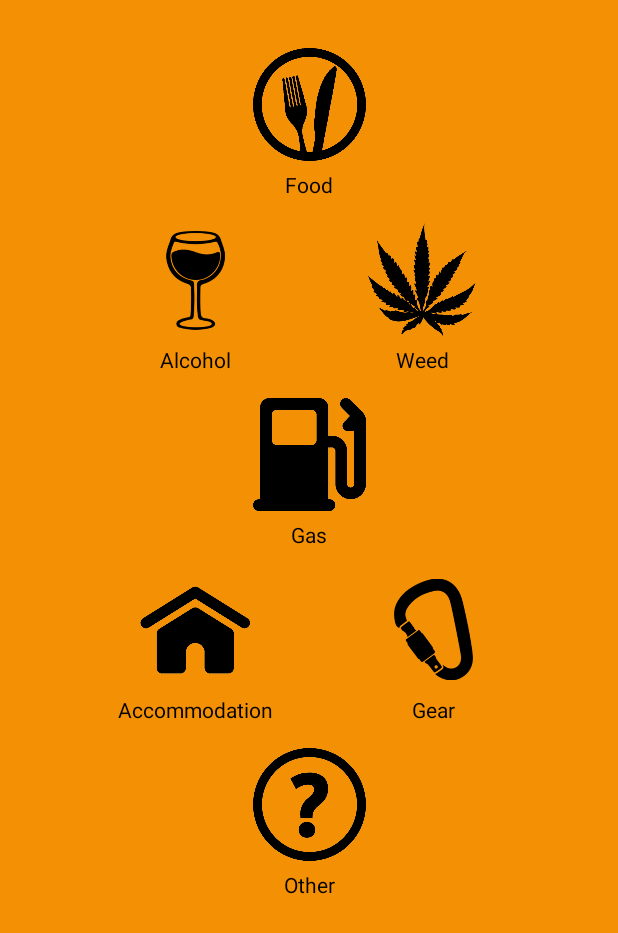
After one commit to khash021/Expense, an Android app: the layout expense_type_overlay.xml on its own in the app's theme, with its tools: preview values and no code run, on a phone screen of 412 x 824 dp. The commit adds this screen. Shown: the top 933 px of the screen. Run offline under Robolectric (Android 15) with nearby library versions, the phone set to English and light mode, and no system bars.

Commit message:
ADDED OVERLAY FOR EXPENSE FROM SHORTCUT

```diff
--- a/app/build.gradle
+++ b/app/build.gradle
@@ -19,6 +19,10 @@ android {
             proguardFiles getDefaultProguardFile('proguard-android-optimize.txt'), 'proguard-rules.pro'
         }
     }
+    compileOptions {
+        sourceCompatibility = 1.8
+        targetCompatibility = 1.8
+    }
 }
 
 dependencies {
--- a/app/src/main/java/tech/khash/expense/AddNewExpenseActivity.java
+++ b/app/src/main/java/tech/khash/expense/AddNewExpenseActivity.java
@@ -10,6 +10,7 @@ import android.view.View;
 import android.widget.Button;
 import android.widget.EditText;
 import android.widget.ImageView;
+import android.widget.LinearLayout;
 
 import androidx.annotation.Nullable;
 import androidx.appcompat.app.ActionBar;
@@ -34,6 +35,7 @@ public class AddNewExpenseActivity extends BaseActivity implements View.OnClickL
     private ActionBar actionBar;
     private boolean isEditMode = false;
     private ExpenseEntity editEntity;
+    private View expenseOverlay;
     private HashMap<String, Object> initialValuesMap;
 
     //TODO: make button and actionbar reactive to be disabled and enabled dynamically
@@ -42,11 +44,15 @@ public class AddNewExpenseActivity extends BaseActivity implements View.OnClickL
     protected void onCreate(@Nullable Bundle savedInstanceState) {
         super.onCreate(savedInstanceState);
         setContentView(R.layout.activity_add_new_expense);
+        initializeViews();
 
         Intent intent = getIntent();
         if (intent != null && intent.hasExtra(Constants.ADD_NEW_EXPENSE_EXTRA_TYPE)) {
             int type = intent.getIntExtra(Constants.ADD_NEW_EXPENSE_EXTRA_TYPE, -1);
             setExpenseType(type);
+        } else if (intent != null && intent.hasExtra(Constants.ADD_NEW_EXPENSE_APP_SHORTCUT) &&
+                intent.getBooleanExtra(Constants.ADD_NEW_EXPENSE_APP_SHORTCUT, false)) {
+            showAppShortcutExpenseTypeOverlay();
         } else if (intent != null && intent.hasExtra(Constants.EDIT_EXPENSE_EXTRA_EPOCH)) {
             isEditMode = true;
             long epoch = intent.getLongExtra(Constants.EDIT_EXPENSE_EXTRA_EPOCH, -1);
@@ -59,8 +65,7 @@ public class AddNewExpenseActivity extends BaseActivity implements View.OnClickL
         if (actionBar != null)
             actionBar.setDisplayHomeAsUpEnabled(true);
 
-        initializeViews();
-        setupPage(currentType);
+        //setupPage(currentType);
 
         if (isEditMode)
             setupEditMode();
@@ -68,7 +73,30 @@ public class AddNewExpenseActivity extends BaseActivity implements View.OnClickL
             saveInitialValues();
     }
 
+    private void showAppShortcutExpenseTypeOverlay() {
+        expenseOverlay.setVisibility(View.VISIBLE);
+        findViewById(R.id.overlay_food_container).setOnClickListener(
+                v -> setExpenseType(ExpenseEntity.FOOD));
+        findViewById(R.id.overlay_alcohol_container).setOnClickListener(
+                v -> setExpenseType(ExpenseEntity.ALCOHOL));
+        findViewById(R.id.overlay_weed_container).setOnClickListener(
+                v -> setExpenseType(ExpenseEntity.WEED));
+        findViewById(R.id.overlay_gas_container).setOnClickListener(
+                v -> setExpenseType(ExpenseEntity.GAS));
+        findViewById(R.id.overlay_accom_container).setOnClickListener(
+                v -> setExpenseType(ExpenseEntity.ACCOMMODATION));
+        findViewById(R.id.overlay_gear_container).setOnClickListener(
+                v -> setExpenseType(ExpenseEntity.GEAR));
+        findViewById(R.id.overlay_other_container).setOnClickListener(
+                v -> setExpenseType(ExpenseEntity.OTHER));
+    }
+
+    private void hideAppShortcutOverlay() {
+        expenseOverlay.setVisibility(View.GONE);
+    }
+
     private void initializeViews() {
+        expenseOverlay = findViewById(R.id.expense_overlay);
         imageExpenseType = findViewById(R.id.image_expense_type);
         imageExpenseType.setOnClickListener(this);
 
@@ -105,9 +133,6 @@ public class AddNewExpenseActivity extends BaseActivity implements View.OnClickL
 
         editComment.setOnKeyListener(keyListener);
         editComment.setOnFocusChangeListener(focusChangeListener);
-
-        editAmount.requestFocus();
-        showSoftKeyboard();
     }
 
     private void setupPage(int currentType) {
@@ -329,32 +354,37 @@ public class AddNewExpenseActivity extends BaseActivity implements View.OnClickL
     private void setExpenseType(int type) {
         if (type == -1)
             return;
+        if (expenseOverlay.getVisibility() != View.GONE)
+            expenseOverlay.setVisibility(View.GONE);
         switch (type) {
             case ExpenseEntity.FOOD:
                 currentType = ExpenseEntity.FOOD;
-                return;
+                break;
             case ExpenseEntity.ALCOHOL:
                 currentType = ExpenseEntity.ALCOHOL;
-                return;
+                break;
             case ExpenseEntity.WEED:
                 currentType = ExpenseEntity.WEED;
-                return;
+                break;
             case ExpenseEntity.GAS:
                 currentType = ExpenseEntity.GAS;
-                return;
+                break;
             case ExpenseEntity.ACCOMMODATION:
                 currentType = ExpenseEntity.ACCOMMODATION;
-                return;
+                break;
             case ExpenseEntity.GEAR:
                 currentType = ExpenseEntity.GEAR;
-                return;
+                break;
             case ExpenseEntity.OTHER:
                 currentType = ExpenseEntity.OTHER;
-                return;
+                break;
             default:
                 currentType = -1;
                 return;
         }
+        setupPage(currentType);
+        editAmount.requestFocus();
+        showSoftKeyboard();
     }
 
     private int getExpenseType(int type) {
--- a/app/src/main/java/tech/khash/expense/MainActivity.java
+++ b/app/src/main/java/tech/khash/expense/MainActivity.java
@@ -88,6 +88,7 @@ public class MainActivity extends BaseActivity implements View.OnClickListener,
 
         Intent intent = new Intent(getApplicationContext(), AddNewExpenseActivity.class);
         intent.setAction("tech.khash.expense.addNewExpense");
+        intent.putExtra(Constants.ADD_NEW_EXPENSE_APP_SHORTCUT, true);
         ShortcutInfo shortcut = new ShortcutInfo.Builder(this, "add_expense_shortcut")
                 .setShortLabel(getString(R.string.app_name).trim())
                 .setIcon(Icon.createWithResource(this, R.drawable.ic_shortcut))
@@ -303,6 +304,8 @@ public class MainActivity extends BaseActivity implements View.OnClickListener,
     private void showTotalSavings() {
         int firstMonth = RealmUtil.getFirstWeekCountInt();
         int lastMonth = RealmUtil.getLastWeekCountInt();
+        if (lastMonth == -1 || firstMonth == -1)
+            return;
         int[] months = createMonthsArray(firstMonth, lastMonth);
 
         int total = 0;
@@ -310,7 +313,7 @@ public class MainActivity extends BaseActivity implements View.OnClickListener,
             total = CalculateUtil.getWeeksTotal(months);
         }
 
-        if (total <=0)
+        if (total <= 0)
             return;
 
         int totalAllowance = SharedPreferencesUtil.getWeeklyAllowance(this) * months.length;
--- a/app/src/main/java/tech/khash/expense/model/Constants.java
+++ b/app/src/main/java/tech/khash/expense/model/Constants.java
@@ -9,6 +9,7 @@ public class Constants {
     public static final int REQUEST_CODE_SETTINMGS = 200;
 
     public static final String ADD_NEW_EXPENSE_EXTRA_TYPE = "add-new-expense-extra-type";
+    public static final String ADD_NEW_EXPENSE_APP_SHORTCUT = "add-new-expense-app-shortcut";
     public static final String EDIT_EXPENSE_EXTRA_EPOCH = "edit-expense-extra-epoch";
 
     public static final String THIS_WEEK_EXPENSE_KEY = "this-week-expense-key";
--- a/app/src/main/java/tech/khash/expense/util/RealmUtil.java
+++ b/app/src/main/java/tech/khash/expense/util/RealmUtil.java
@@ -404,6 +404,8 @@ public class RealmUtil {
         query.sort(ExpenseEntity.EPOCH, Sort.ASCENDING);
         query.limit(1);
         RealmResults<ExpenseEntity> results = query.findAll();
+        if (CommonUtil.isEmptyList(results))
+            return -1;
         return results.get(0).getWeekOfTheYear();
     }
 
@@ -414,6 +416,8 @@ public class RealmUtil {
         query.sort(ExpenseEntity.EPOCH, Sort.DESCENDING);
         query.limit(1);
         RealmResults<ExpenseEntity> results = query.findAll();
+        if (CommonUtil.isEmptyList(results))
+            return -1;
         return results.get(0).getWeekOfTheYear();
     }
 
--- a/app/src/main/res/layout/activity_add_new_expense.xml
+++ b/app/src/main/res/layout/activity_add_new_expense.xml
@@ -1,10 +1,16 @@
 <?xml version="1.0" encoding="utf-8"?>
-<androidx.constraintlayout.widget.ConstraintLayout xmlns:android="http://schemas.android.com/apk/res/android"
+<RelativeLayout xmlns:android="http://schemas.android.com/apk/res/android"
     xmlns:app="http://schemas.android.com/apk/res-auto"
     android:layout_width="match_parent"
     android:layout_height="match_parent"
     xmlns:tools="http://schemas.android.com/tools"
     android:orientation="vertical">
+
+
+
+    <androidx.constraintlayout.widget.ConstraintLayout
+        android:layout_width="match_parent"
+        android:layout_height="match_parent" >
 
     <Button
         android:id="@+id/button_submit"
@@ -78,5 +84,12 @@
         app:layout_constraintStart_toStartOf="parent"
         app:layout_constraintTop_toBottomOf="@id/text_amount_title" />
 
+    </androidx.constraintlayout.widget.ConstraintLayout>
 
-</androidx.constraintlayout.widget.ConstraintLayout>
+    <include layout="@layout/expense_type_overlay"
+        android:id="@+id/expense_overlay"
+        android:visibility="gone"
+        tools:visibility="visible"/>
+
+
+</RelativeLayout>
--- a/app/src/main/res/layout/dialog_list_expense_type.xml
+++ b/app/src/main/res/layout/dialog_list_expense_type.xml
@@ -1,7 +1,7 @@
 <androidx.constraintlayout.widget.ConstraintLayout xmlns:android="http://schemas.android.com/apk/res/android"
     xmlns:app="http://schemas.android.com/apk/res-auto"
     android:layout_width="match_parent"
-    android:layout_height="match_parent">
+    android:layout_height="match_parent" >
 
     <LinearLayout
         android:id="@+id/alert_dialog_expense_type_toolbar"
--- /dev/null
+++ b/app/src/main/res/layout/expense_type_overlay.xml
@@ -0,0 +1,183 @@
+<?xml version="1.0" encoding="utf-8"?>
+<androidx.constraintlayout.widget.ConstraintLayout xmlns:android="http://schemas.android.com/apk/res/android"
+    xmlns:app="http://schemas.android.com/apk/res-auto"
+    android:layout_width="match_parent"
+    android:layout_height="match_parent"
+    android:background="@color/colorAccentQuinary"
+    android:padding="16dp">
+
+    <LinearLayout
+        android:id="@+id/overlay_food_container"
+        android:layout_width="wrap_content"
+        android:layout_height="wrap_content"
+        android:layout_marginTop="16dp"
+        android:gravity="center"
+        android:orientation="vertical"
+        app:layout_constraintEnd_toEndOf="parent"
+        app:layout_constraintStart_toStartOf="parent"
+        app:layout_constraintTop_toTopOf="parent">
+
+        <ImageView
+            android:layout_width="75dp"
+            android:layout_height="75dp"
+            android:src="@drawable/food_header" />
+
+        <TextView
+            android:layout_width="wrap_content"
+            android:layout_height="wrap_content"
+            android:layout_marginTop="6dp"
+            android:text="@string/expense_type_food"
+            android:textColor="@color/black" />
+
+    </LinearLayout>
+
+    <LinearLayout
+        android:id="@+id/overlay_alcohol_container"
+        android:layout_width="wrap_content"
+        android:layout_height="wrap_content"
+        android:layout_marginTop="16dp"
+        android:gravity="center"
+        android:orientation="vertical"
+        app:layout_constraintEnd_toStartOf="@id/overlay_weed_container"
+        app:layout_constraintStart_toStartOf="parent"
+        app:layout_constraintTop_toBottomOf="@id/overlay_food_container">
+
+        <ImageView
+            android:layout_width="75dp"
+            android:layout_height="75dp"
+            android:src="@drawable/alcohol_header" />
+
+        <TextView
+            android:layout_width="wrap_content"
+            android:layout_height="wrap_content"
+            android:layout_marginTop="6dp"
+            android:text="@string/expense_type_alcohol"
+            android:textColor="@color/black" />
+
+    </LinearLayout>
+
+    <LinearLayout
+        android:id="@+id/overlay_weed_container"
+        android:layout_width="wrap_content"
+        android:layout_height="wrap_content"
+        android:gravity="center"
+        android:orientation="vertical"
+        app:layout_constraintBottom_toBottomOf="@id/overlay_alcohol_container"
+        app:layout_constraintEnd_toEndOf="parent"
+        app:layout_constraintStart_toEndOf="@id/overlay_alcohol_container">
+
+        <ImageView
+            android:layout_width="75dp"
+            android:layout_height="75dp"
+            android:src="@drawable/weed_header" />
+
+        <TextView
+            android:layout_width="wrap_content"
+            android:layout_height="wrap_content"
+            android:layout_marginTop="6dp"
+            android:text="@string/expense_type_weed"
+            android:textColor="@color/black" />
+
+    </LinearLayout>
+
+    <LinearLayout
+        android:id="@+id/overlay_gas_container"
+        android:layout_width="wrap_content"
+        android:layout_height="wrap_content"
+        android:layout_marginTop="16dp"
+        android:gravity="center"
+        android:orientation="vertical"
+        app:layout_constraintEnd_toEndOf="parent"
+        app:layout_constraintStart_toStartOf="parent"
+        app:layout_constraintTop_toBottomOf="@id/overlay_alcohol_container">
+
+        <ImageView
+            android:layout_width="75dp"
+            android:layout_height="75dp"
+            android:src="@drawable/gas_header" />
+
+        <TextView
+            android:layout_width="wrap_content"
+            android:layout_height="wrap_content"
+            android:layout_marginTop="6dp"
+            android:text="@string/expense_type_gas"
+            android:textColor="@color/black" />
+
+    </LinearLayout>
+
+
+    <LinearLayout
+        android:id="@+id/overlay_accom_container"
+        android:layout_width="wrap_content"
+        android:layout_height="wrap_content"
+        android:layout_marginTop="16dp"
+        android:gravity="center"
+        android:orientation="vertical"
+        app:layout_constraintEnd_toStartOf="@id/overlay_weed_container"
+        app:layout_constraintStart_toStartOf="parent"
+        app:layout_constraintTop_toBottomOf="@id/overlay_gas_container">
+
+        <ImageView
+            android:layout_width="75dp"
+            android:layout_height="75dp"
+            android:src="@drawable/accomm_header" />
+
+        <TextView
+            android:layout_width="wrap_content"
+            android:layout_height="wrap_content"
+            android:layout_marginTop="6dp"
+            android:text="@string/expense_type_accommodation"
+            android:textColor="@color/black" />
+
+    </LinearLayout>
+
+    <LinearLayout
+        android:id="@+id/overlay_gear_container"
+        android:layout_width="wrap_content"
+        android:layout_height="wrap_content"
+        android:gravity="center"
+        android:orientation="vertical"
+        app:layout_constraintBottom_toBottomOf="@id/overlay_accom_container"
+        app:layout_constraintEnd_toEndOf="parent"
+        app:layout_constraintStart_toEndOf="@id/overlay_accom_container">
+
+        <ImageView
+            android:layout_width="75dp"
+            android:layout_height="75dp"
+            android:src="@drawable/gear_header" />
+
+        <TextView
+            android:layout_width="wrap_content"
+            android:layout_height="wrap_content"
+            android:layout_marginTop="6dp"
+            android:text="@string/expense_type_gear"
+            android:textColor="@color/black" />
+
+    </LinearLayout>
+
+    <LinearLayout
+        android:id="@+id/overlay_other_container"
+        android:layout_width="wrap_content"
+        android:layout_height="wrap_content"
+        android:layout_marginTop="16dp"
+        android:gravity="center"
+        android:orientation="vertical"
+        app:layout_constraintEnd_toEndOf="parent"
+        app:layout_constraintStart_toStartOf="parent"
+        app:layout_constraintTop_toBottomOf="@id/overlay_accom_container">
+
+        <ImageView
+            android:layout_width="75dp"
+            android:layout_height="75dp"
+            android:src="@drawable/other_header" />
+
+        <TextView
+            android:layout_width="wrap_content"
+            android:layout_height="wrap_content"
+            android:layout_marginTop="6dp"
+            android:text="@string/expense_type_other"
+            android:textColor="@color/black" />
+
+    </LinearLayout>
+
+</androidx.constraintlayout.widget.ConstraintLayout>
--- a/build.gradle
+++ b/build.gradle
@@ -9,7 +9,7 @@ buildscript {
 
     }
     dependencies {
-        classpath 'com.android.tools.build:gradle:3.5.0'
+        classpath 'com.android.tools.build:gradle:3.6.1'
         classpath "io.realm:realm-gradle-plugin:6.1.0"
         // NOTE: Do not place your application dependencies here; they belong
         // in the individual module build.gradle files
```
Also changed, not shown: gradle/wrapper/gradle-wrapper.properties. Lines whose indentation alone changed are shown as unchanged.
